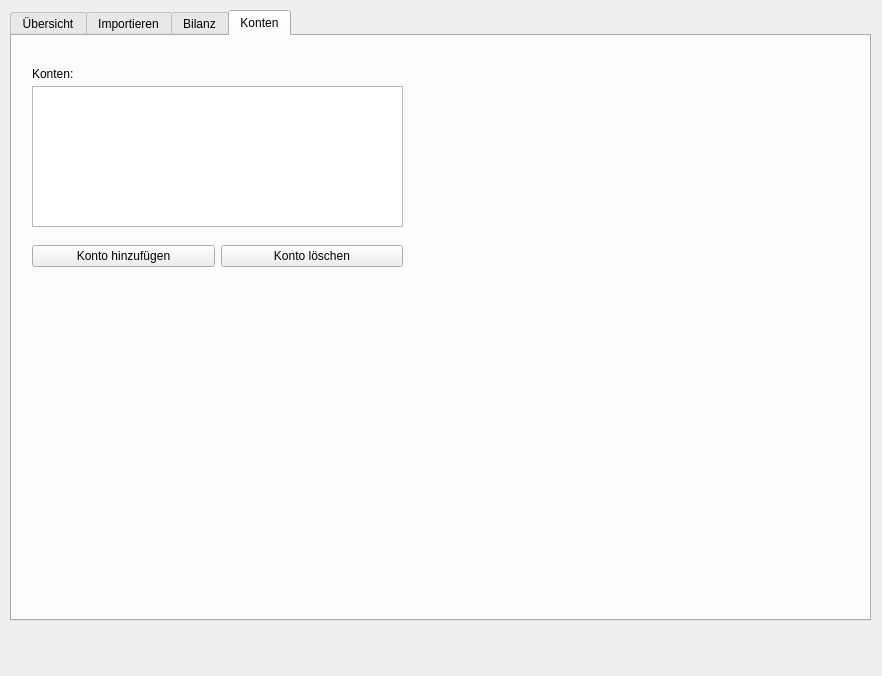
Before: the Qt Designer form pyqt/mm_gui.ui in LorisSchmit/MoneyManager, drawn with Qt 5.
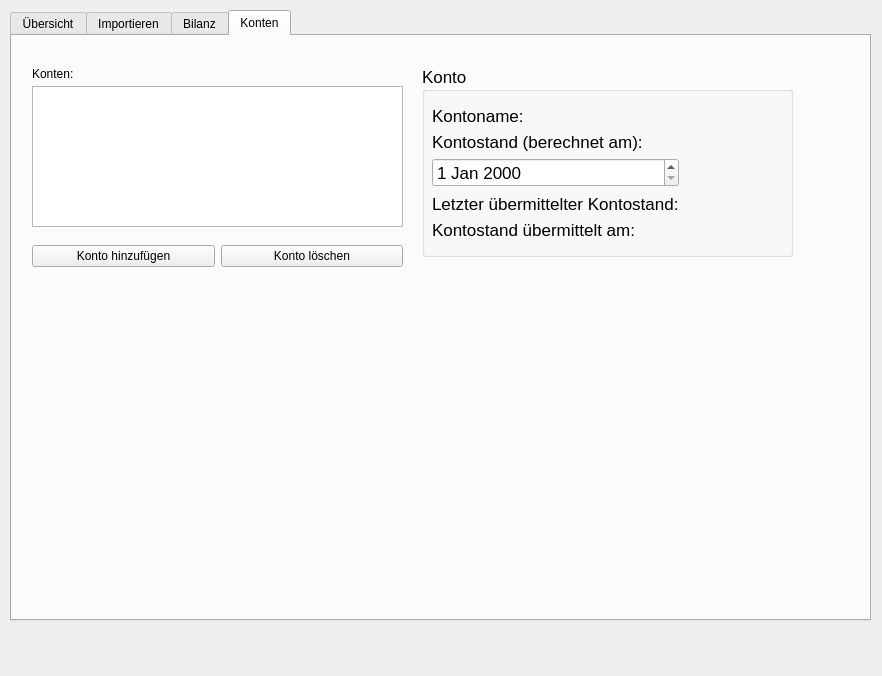
After: the same form once the commit is applied. The open tabs and pages were chosen to show the change.

Commit message:
New Feature: Account Balance
It is now possible to add the account balance at a certain date, which is then used to calculate the subsequent balances

```diff
--- a/pyqt/mm_gui.ui
+++ b/pyqt/mm_gui.ui
@@ -1090,6 +1090,121 @@
        </rect>
       </property>
      </widget>
+     <widget class="QGroupBox" name="groupBox">
+      <property name="geometry">
+       <rect>
+        <x>410</x>
+        <y>30</y>
+        <width>371</width>
+        <height>191</height>
+       </rect>
+      </property>
+      <property name="font">
+       <font>
+        <pointsize>13</pointsize>
+       </font>
+      </property>
+      <property name="title">
+       <string>Konto</string>
+      </property>
+      <property name="flat">
+       <bool>false</bool>
+      </property>
+      <property name="checkable">
+       <bool>false</bool>
+      </property>
+      <widget class="QWidget" name="gridLayoutWidget_4">
+       <property name="geometry">
+        <rect>
+         <x>10</x>
+         <y>40</y>
+         <width>351</width>
+         <height>134</height>
+        </rect>
+       </property>
+       <layout class="QGridLayout" name="gridLayout_4">
+        <item row="1" column="0">
+         <widget class="QLabel" name="label_17">
+          <property name="text">
+           <string>Kontostand (berechnet am):</string>
+          </property>
+         </widget>
+        </item>
+        <item row="1" column="1">
+         <widget class="QLabel" name="accountBalanceLabel">
+          <property name="text">
+           <string/>
+          </property>
+         </widget>
+        </item>
+        <item row="0" column="0">
+         <widget class="QLabel" name="label_8">
+          <property name="text">
+           <string>Kontoname:</string>
+          </property>
+         </widget>
+        </item>
+        <item row="4" column="0">
+         <widget class="QLabel" name="label_13">
+          <property name="text">
+           <string>Letzter übermittelter Kontostand:</string>
+          </property>
+         </widget>
+        </item>
+        <item row="5" column="1">
+         <widget class="QLabel" name="accountBaseBalanceDateLabel">
+          <property name="text">
+           <string/>
+          </property>
+         </widget>
+        </item>
+        <item row="0" column="1">
+         <widget class="QLabel" name="accountNameLabel">
+          <property name="text">
+           <string/>
+          </property>
+         </widget>
+        </item>
+        <item row="5" column="0">
+         <widget class="QLabel" name="label_16">
+          <property name="text">
+           <string>Kontostand übermittelt am:</string>
+          </property>
+         </widget>
+        </item>
+        <item row="2" column="1">
+         <widget class="QLabel" name="accountBalanceDateLabel">
+          <property name="text">
+           <string/>
+          </property>
+         </widget>
+        </item>
+        <item row="4" column="1">
+         <widget class="QLabel" name="accountBaseBalanceLabel">
+          <property name="text">
+           <string/>
+          </property>
+         </widget>
+        </item>
+        <item row="3" column="0">
+         <spacer name="verticalSpacer">
+          <property name="orientation">
+           <enum>Qt::Vertical</enum>
+          </property>
+          <property name="sizeHint" stdset="0">
+           <size>
+            <width>20</width>
+            <height>40</height>
+           </size>
+          </property>
+         </spacer>
+        </item>
+        <item row="2" column="0">
+         <widget class="QDateEdit" name="computeBalanceEdit"/>
+        </item>
+       </layout>
+      </widget>
+     </widget>
     </widget>
    </widget>
   </widget>
```
Left out of the diff: 8 changed lines with no effect on the pictures. The commit also changes 4 other files.
